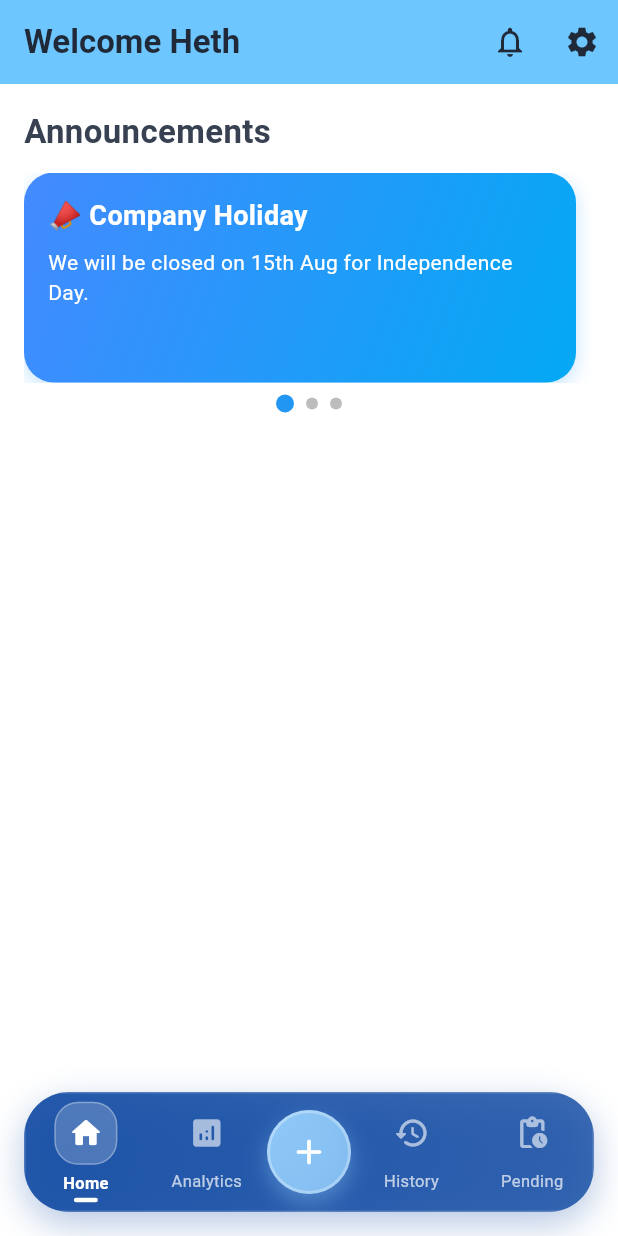
After one commit to Heth-Chheda/leavify, a Flutter app: the LandingView screen opened by its route, on a phone screen of 412 x 824 dp. The commit adds this screen. Run offline on Flutter 3.47's test engine with Material 3 defaults, Android fonts, the light colour scheme and no system bars; our stand-ins replace flutter_dotenv, retry, shared_preferences; accounts and stored records are empty.

Commit message:
bottom bar, app bar, announcements, home screen

```diff
--- a/lib/app/routes.dart
+++ b/lib/app/routes.dart
@@ -1,6 +1,6 @@
 import 'package:flutter/material.dart';
 import 'package:leavify/features/Authentication/view/login_view.dart';
-import 'package:leavify/features/User/view/home_view.dart';
+import 'package:leavify/features/User/view/landing_view.dart';
 
 class Routes {
   static const String login = '/login';
@@ -12,7 +12,7 @@ class Routes {
         return MaterialPageRoute(builder: (_) => const LoginPage());
 
       case home:
-        return MaterialPageRoute(builder: (_) => const HomeView());
+        return MaterialPageRoute(builder: (_) => const LandingView());
 
       default:
         return MaterialPageRoute(
--- a/lib/core/config/app_environment.dart
+++ b/lib/core/config/app_environment.dart
@@ -5,5 +5,5 @@ class AppEnvironment {
     await dotenv.load(fileName: '.env');
   }
 
-  static String get baseUrl => dotenv.env['BASE_URL'] ?? '';
+  static String get baseUrl => dotenv.env['MOCK_BASE_URL'] ?? '';
 }
--- a/lib/features/Authentication/domain/models/user.dart
+++ b/lib/features/Authentication/domain/models/user.dart
@@ -1,3 +1,5 @@
+import 'dart:convert';
+
 class User {
   final String id;
   final String firstName;
@@ -76,4 +78,9 @@ class User {
     'empId': empId,
     'joiningDate': joiningDate,
   };
+
+  factory User.fromJsonString(String jsonString) {
+    final Map<String, dynamic> json = jsonDecode(jsonString);
+    return User.fromJson(json);
+  }
 }
--- /dev/null
+++ b/lib/features/User/components/announcement_card.dart
@@ -0,0 +1,56 @@
+// announcement_card.dart
+
+import 'package:flutter/material.dart';
+
+class AnnouncementCard extends StatelessWidget {
+  final String title;
+  final String message;
+
+  const AnnouncementCard({
+    super.key,
+    required this.title,
+    required this.message,
+  });
+
+  @override
+  Widget build(BuildContext context) {
+    return Container(
+      width: MediaQuery.of(context).size.width * 0.85,
+      margin: const EdgeInsets.only(right: 12),
+      padding: const EdgeInsets.all(16),
+      decoration: BoxDecoration(
+        gradient: LinearGradient(
+          colors: [Colors.blueAccent, Colors.lightBlue],
+          begin: Alignment.topLeft,
+          end: Alignment.bottomRight,
+        ),
+        borderRadius: BorderRadius.circular(20),
+        boxShadow: [
+          BoxShadow(
+            color: Colors.blue.withOpacity(0.25),
+            blurRadius: 10,
+            offset: const Offset(0, 4),
+          ),
+        ],
+      ),
+      child: Column(
+        crossAxisAlignment: CrossAxisAlignment.start,
+        children: [
+          Text(
+            title,
+            style: const TextStyle(
+              fontSize: 18,
+              fontWeight: FontWeight.bold,
+              color: Colors.white,
+            ),
+          ),
+          const SizedBox(height: 8),
+          Text(
+            message,
+            style: const TextStyle(fontSize: 14, color: Colors.white),
+          ),
+        ],
+      ),
+    );
+  }
+}
--- /dev/null
+++ b/lib/features/User/components/custom_app_bar.dart
@@ -0,0 +1,27 @@
+import 'package:flutter/material.dart';
+import 'package:leavify/core/utils/theme/app_theme.dart';
+
+class CustomAppBar extends StatelessWidget implements PreferredSizeWidget {
+  final String userName;
+
+  const CustomAppBar({super.key, required this.userName});
+
+  @override
+  Widget build(BuildContext context) {
+    return AppBar(
+      backgroundColor: AppTheme.primaryBlueLight,
+      automaticallyImplyLeading: false,
+      title: Text('Welcome $userName'),
+      actions: [
+        IconButton(
+          icon: const Icon(Icons.notifications_none),
+          onPressed: () {},
+        ),
+        IconButton(icon: const Icon(Icons.settings), onPressed: () {}),
+      ],
+    );
+  }
+
+  @override
+  Size get preferredSize => const Size.fromHeight(kToolbarHeight);
+}
--- /dev/null
+++ b/lib/features/User/components/custom_bottom_nav_bar.dart
@@ -0,0 +1,231 @@
+import 'package:flutter/material.dart';
+import 'package:leavify/core/utils/theme/app_theme.dart';
+
+enum UserRole { employee, manager, hr }
+
+class CustomBottomNavBar extends StatelessWidget {
+  final int currentIndex;
+  final Function(int) onTabSelected;
+  final UserRole role;
+
+  const CustomBottomNavBar({
+    super.key,
+    required this.currentIndex,
+    required this.onTabSelected,
+    this.role = UserRole.manager,
+  });
+
+  @override
+  Widget build(BuildContext context) {
+    final bool isManagerOrHR = role == UserRole.manager || role == UserRole.hr;
+
+    // Navigation items based on role
+    final List<_NavItemData> navItems = [];
+
+    if (isManagerOrHR) {
+      navItems.addAll([
+        _NavItemData(icon: Icons.home_rounded, label: 'Home', index: 0),
+        _NavItemData(
+          icon: Icons.analytics_rounded,
+          label: 'Analytics',
+          index: 1,
+        ),
+        _NavItemData(
+          icon: Icons.add_rounded,
+          label: 'Add',
+          index: 2,
+          isFloating: true,
+        ),
+        _NavItemData(icon: Icons.history_rounded, label: 'History', index: 3),
+        _NavItemData(
+          icon: Icons.pending_actions_rounded,
+          label: 'Pending',
+          index: 4,
+        ),
+      ]);
+    } else {
+      navItems.addAll([
+        _NavItemData(icon: Icons.home_rounded, label: 'Home', index: 0),
+        _NavItemData(
+          icon: Icons.add_rounded,
+          label: 'Add',
+          index: 1,
+          isFloating: true,
+        ),
+        _NavItemData(icon: Icons.history_rounded, label: 'History', index: 2),
+      ]);
+    }
+
+    return Container(
+      margin: const EdgeInsets.only(left: 16, right: 16, bottom: 16),
+      decoration: BoxDecoration(
+        borderRadius: BorderRadius.circular(30),
+        boxShadow: [
+          BoxShadow(
+            color: AppTheme.primaryBlueDark.withOpacity(0.3),
+            blurRadius: 20,
+            offset: const Offset(0, 8),
+          ),
+        ],
+      ),
+      child: ClipRRect(
+        borderRadius: BorderRadius.circular(30),
+        child: Container(
+          height: 80,
+          decoration: BoxDecoration(
+            gradient: LinearGradient(
+              begin: Alignment.topLeft,
+              end: Alignment.bottomRight,
+              colors: [
+                AppTheme.primaryBlueDark.withOpacity(0.9),
+                AppTheme.primaryBlueDark.withOpacity(0.8),
+              ],
+            ),
+            // Glassmorphism effect
+            border: Border.all(color: Colors.white.withOpacity(0.2), width: 1),
+          ),
+          child: Row(
+            mainAxisAlignment: MainAxisAlignment.spaceEvenly,
+            children: navItems.map((item) {
+              return _buildNavItem(item);
+            }).toList(),
+          ),
+        ),
+      ),
+    );
+  }
+
+  Widget _buildNavItem(_NavItemData item) {
+    final bool isSelected = currentIndex == item.index;
+
+    if (item.isFloating) {
+      return _buildFloatingActionButton(item);
+    }
+
+    return Expanded(
+      child: GestureDetector(
+        onTap: () => onTabSelected(item.index),
+        behavior: HitTestBehavior.opaque,
+        child: AnimatedContainer(
+          duration: const Duration(milliseconds: 300),
+          curve: Curves.easeInOutCubic,
+          child: Column(
+            mainAxisAlignment: MainAxisAlignment.center,
+            children: [
+              // Icon container with modern selection indicator
+              AnimatedContainer(
+                duration: const Duration(milliseconds: 300),
+                curve: Curves.easeInOutCubic,
+                padding: const EdgeInsets.all(8),
+                decoration: BoxDecoration(
+                  color: isSelected
+                      ? Colors.white.withOpacity(0.2)
+                      : Colors.transparent,
+                  borderRadius: BorderRadius.circular(16),
+                  border: isSelected
+                      ? Border.all(
+                          color: Colors.white.withOpacity(0.3),
+                          width: 1,
+                        )
+                      : null,
+                ),
+                child: Icon(
+                  item.icon,
+                  size: 24,
+                  color: isSelected
+                      ? Colors.white
+                      : Colors.white.withOpacity(0.6),
+                ),
+              ),
+              const SizedBox(height: 4),
+              // Label with fade animation
+              AnimatedOpacity(
+                duration: const Duration(milliseconds: 300),
+                opacity: isSelected ? 1.0 : 0.7,
+                child: Text(
+                  item.label,
+                  style: TextStyle(
+                    color: Colors.white,
+                    fontSize: 11,
+                    fontWeight: isSelected ? FontWeight.w600 : FontWeight.w400,
+                  ),
+                ),
+              ),
+              // Selection indicator dot
+              AnimatedContainer(
+                duration: const Duration(milliseconds: 300),
+                curve: Curves.easeInOutCubic,
+                margin: const EdgeInsets.only(top: 2),
+                height: 3,
+                width: isSelected ? 16 : 0,
+                decoration: BoxDecoration(
+                  color: Colors.white,
+                  borderRadius: BorderRadius.circular(2),
+                ),
+              ),
+            ],
+          ),
+        ),
+      ),
+    );
+  }
+
+  Widget _buildFloatingActionButton(_NavItemData item) {
+    final bool isSelected = currentIndex == item.index;
+
+    return GestureDetector(
+      onTap: () => onTabSelected(item.index),
+      child: AnimatedContainer(
+        duration: const Duration(milliseconds: 300),
+        curve: Curves.easeInOutCubic,
+        transform: Matrix4.translationValues(0, isSelected ? -4 : 0, 0),
+        child: Container(
+          width: 56,
+          height: 56,
+          decoration: BoxDecoration(
+            gradient: LinearGradient(
+              begin: Alignment.topLeft,
+              end: Alignment.bottomRight,
+              colors: isSelected
+                  ? [Colors.white, Colors.white.withOpacity(0.9)]
+                  : [
+                      AppTheme.primaryBlueLighter,
+                      AppTheme.primaryBlueLighter.withOpacity(0.8),
+                    ],
+            ),
+            shape: BoxShape.circle,
+            boxShadow: [
+              BoxShadow(
+                color: isSelected
+                    ? Colors.white.withOpacity(0.4)
+                    : AppTheme.primaryBlueLighter.withOpacity(0.4),
+                blurRadius: 12,
+                offset: const Offset(0, 6),
+              ),
+            ],
+            border: Border.all(color: Colors.white.withOpacity(0.3), width: 2),
+          ),
+          child: Icon(
+            item.icon,
+            size: 28,
+            color: isSelected ? AppTheme.primaryBlueDark : Colors.white,
+          ),
+        ),
+      ),
+    );
+  }
+}
+
+class _NavItemData {
+  final IconData icon;
+  final String label;
+  final int index;
+  final bool isFloating;
+
+  _NavItemData({
+    required this.icon,
+    required this.label,
+    required this.index,
+    this.isFloating = false,
+  });
+}
--- /dev/null
+++ b/lib/features/User/view/home_screen.dart
@@ -0,0 +1,108 @@
+import 'package:flutter/material.dart';
+import 'package:leavify/features/User/components/announcement_card.dart';
+
+class HomeScreen extends StatefulWidget {
+  const HomeScreen({super.key});
+
+  @override
+  State<HomeScreen> createState() => _HomeScreenState();
+}
+
+class _HomeScreenState extends State<HomeScreen> {
+  final PageController _pageController = PageController();
+  int _currentPage = 0;
+
+  final List<Map<String, String>> _dummyAnnouncements = [
+    {
+      "title": "📣 Company Holiday",
+      "message": "We will be closed on 15th Aug for Independence Day.",
+    },
+    {
+      "title": "📢 Leave Policy Updated",
+      "message": "New leave carry-forward rules apply from this month.",
+    },
+    {
+      "title": "🚨 Server Maintenance",
+      "message": "Portal will be offline on Sunday 12–3 AM.",
+    },
+  ];
+
+  @override
+  Widget build(BuildContext context) {
+    return Padding(padding: const EdgeInsets.all(16.0), child: _buildBody());
+  }
+
+  Widget _buildBody() {
+    final bool hasAnnouncements = _dummyAnnouncements.isNotEmpty;
+
+    return Column(
+      crossAxisAlignment: CrossAxisAlignment.start,
+      children: [
+        const Text(
+          "Announcements",
+          style: TextStyle(fontSize: 22, fontWeight: FontWeight.bold),
+        ),
+        const SizedBox(height: 12),
+        if (hasAnnouncements) ...[
+          SizedBox(
+            height: 140,
+            child: PageView.builder(
+              controller: _pageController,
+              itemCount: _dummyAnnouncements.length,
+              onPageChanged: (index) {
+                setState(() {
+                  _currentPage = index;
+                });
+              },
+              itemBuilder: (context, index) {
+                final item = _dummyAnnouncements[index];
+                return AnnouncementCard(
+                  title: item['title']!,
+                  message: item['message']!,
+                );
+              },
+            ),
+          ),
+          const SizedBox(height: 8),
+          Center(
+            child: Row(
+              mainAxisSize: MainAxisSize.min,
+              children: List.generate(_dummyAnnouncements.length, (index) {
+                return AnimatedContainer(
+                  duration: const Duration(milliseconds: 300),
+                  margin: const EdgeInsets.symmetric(horizontal: 4),
+                  width: _currentPage == index ? 12 : 8,
+                  height: _currentPage == index ? 12 : 8,
+                  decoration: BoxDecoration(
+                    shape: BoxShape.circle,
+                    color: _currentPage == index
+                        ? Colors.blue
+                        : Colors.grey.shade400,
+                  ),
+                );
+              }),
+            ),
+          ),
+        ] else
+          Container(
+            width: double.infinity,
+            height: 140,
+            padding: const EdgeInsets.all(20),
+            decoration: BoxDecoration(
+              color: Colors.grey.shade200,
+              borderRadius: BorderRadius.circular(16),
+            ),
+            child: const Center(
+              child: Text(
+                "🎉 You have no announcements.\nHave a great day!",
+                textAlign: TextAlign.center,
+                style: TextStyle(fontSize: 16),
+              ),
+            ),
+          ),
+        const SizedBox(height: 20),
+        // More widgets here
+      ],
+    );
+  }
+}
--- a/lib/features/User/view/home_view.dart
+++ /dev/null
@@ -1,19 +0,0 @@
-import 'package:flutter/material.dart';
-
-class HomeView extends StatelessWidget {
-  const HomeView({super.key});
-
-  @override
-  Widget build(BuildContext context) {
-    return PopScope(
-      canPop: false, // Prevents popping back to login
-      child: Scaffold(
-        appBar: AppBar(
-          automaticallyImplyLeading: false, // Hides the back button
-          title: const Text('Home'),
-        ),
-        body: const Center(child: Text('Welcome to Home Screen!')),
-      ),
-    );
-  }
-}
--- /dev/null
+++ b/lib/features/User/view/landing_view.dart
@@ -0,0 +1,49 @@
+import 'package:flutter/material.dart';
+import 'package:leavify/features/User/components/custom_app_bar.dart';
+import 'package:leavify/features/User/components/custom_bottom_nav_bar.dart';
+import 'package:leavify/features/User/view/home_screen.dart';
+
+class LandingView extends StatefulWidget {
+  const LandingView({super.key});
+
+  @override
+  State<LandingView> createState() => _LandingViewState();
+}
+
+class _LandingViewState extends State<LandingView> {
+  int _currentIndex = 0;
+
+  final List<Widget> _screens = [
+    const HomeScreen(),
+    const Placeholder(), // Apply Leave screen
+    const Placeholder(), // History
+    const Placeholder(), // Statistics (for manager/HR only)
+    const Placeholder(), // Pending Requests
+  ];
+
+  void _onTabSelected(int index) {
+    setState(() {
+      _currentIndex = index;
+    });
+  }
+
+  @override
+  Widget build(BuildContext context) {
+    return PopScope(
+      canPop: false,
+      child: Scaffold(
+        backgroundColor: Colors.white,
+        extendBody: true,
+        appBar: CustomAppBar(userName: 'Heth'),
+        body: SafeArea(
+          bottom: true, // This adds padding for the bottom bar
+          child: _screens[_currentIndex],
+        ),
+        bottomNavigationBar: CustomBottomNavBar(
+          currentIndex: _currentIndex,
+          onTabSelected: _onTabSelected,
+        ),
+      ),
+    );
+  }
+}
--- a/pubspec.yaml
+++ b/pubspec.yaml
@@ -37,6 +37,7 @@ dependencies:
   http: ^1.4.0
   retry: ^3.1.2
   flutter_dotenv: ^5.2.1
+  flutter_svg: ^2.2.0
 
   # The following adds the Cupertino Icons font to your application.
   # Use with the CupertinoIcons class for iOS style icons.
```
Also changed, not shown: pubspec.lock.
